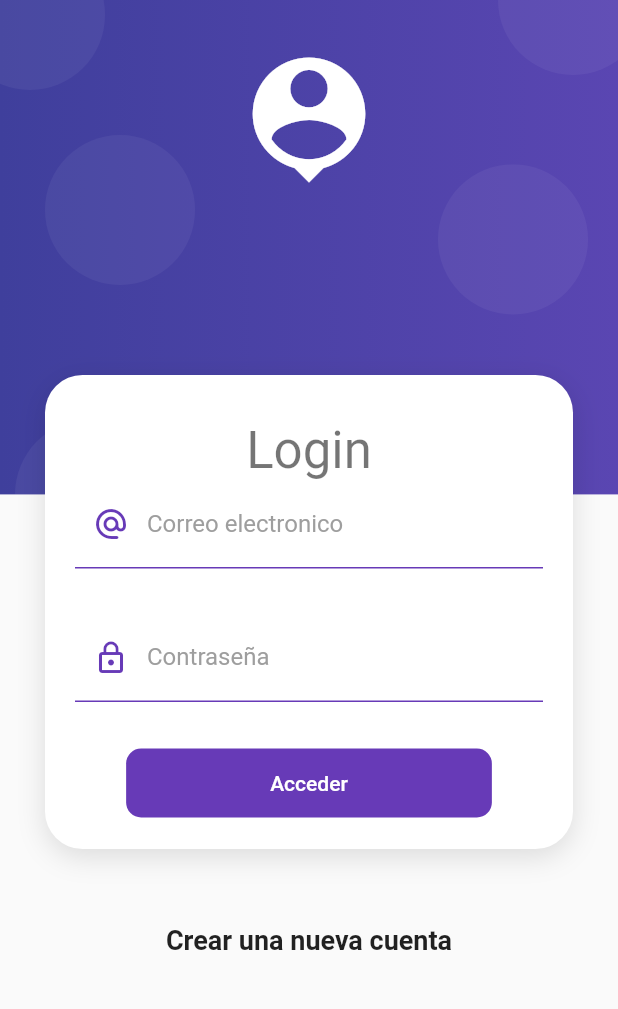
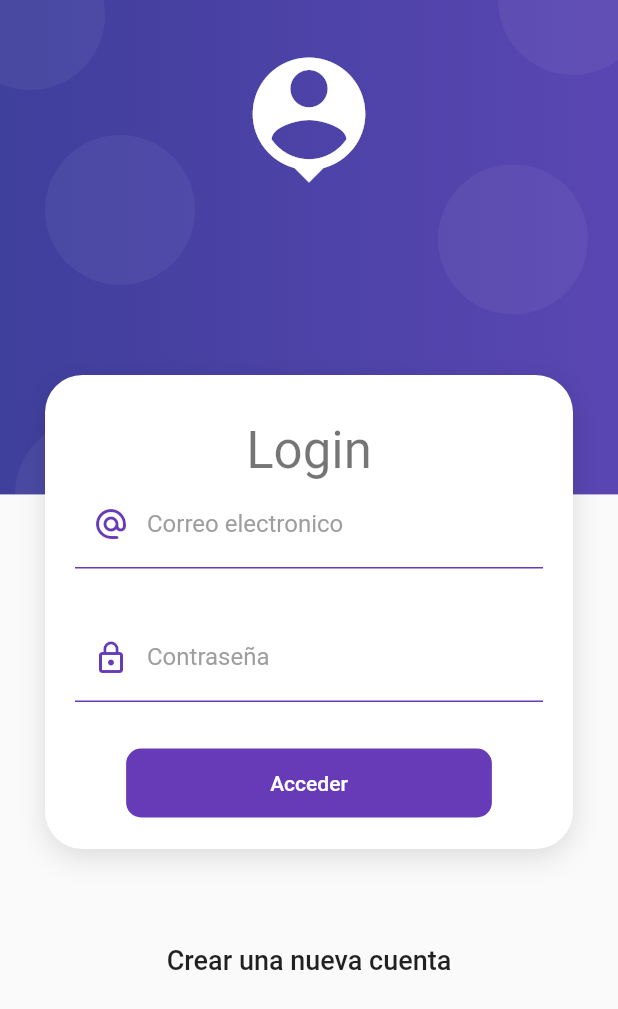
Before and after one commit to JavierPazFdz/Preasy, a Flutter app: the LoginScreen screen opened by its route, on a phone screen of 412 x 824 dp. Shown: the top 1009 px of the screen. Run offline on Flutter 3.47's test engine with Material 2 defaults, Android fonts, the phone set to English and light mode, and no system bars; our stand-ins replace flutter_secure_storage; accounts and stored records are empty.

```diff
--- a/lib/screens/login_screen.dart
+++ b/lib/screens/login_screen.dart
@@ -36,10 +36,16 @@ class LoginScreen extends StatelessWidget {
                       )
                     ),
                     const SizedBox(height: 50),
-                    const Text('Crear una nueva cuenta',style: TextStyle(fontSize: 18, fontWeight: FontWeight.bold)),
+                    TextButton(onPressed:
+                      () => Navigator.pushReplacementNamed(context, 'register'),
+                      style: ButtonStyle(
+                        overlayColor: MaterialStateProperty.all(Colors.indigo.withOpacity(0.1)),
+                        shape: MaterialStateProperty.all(StadiumBorder())),
+
+                      child: const Text('Crear una nueva cuenta',style: TextStyle(fontSize: 18,  color: Colors.black87)),
+                    ),
                     const SizedBox(height: 50),
                 ],
-
             ),),
       ),
     );
```
Also changed, not shown: lib/Widgets/side_menu.dart (+9 -9 lines), lib/screens/home_screen.dart (+7 -5 lines), pubspec.lock.
